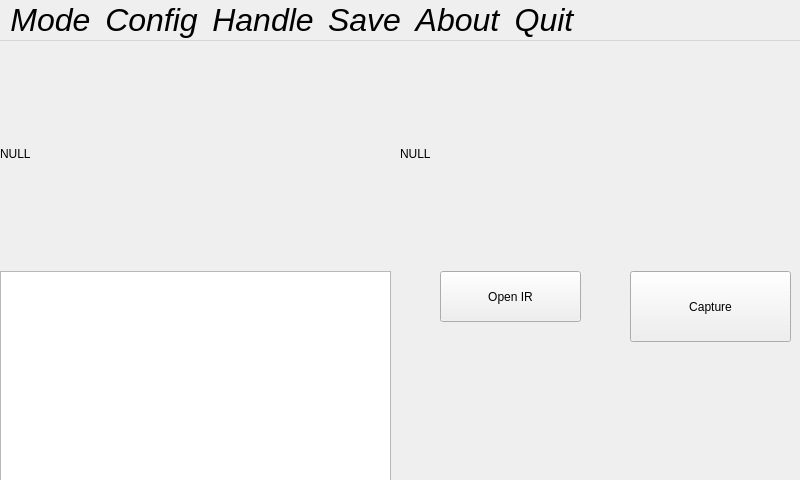
The window that ProgrammableCamera/programmablecamera.ui (XintingXu/ProgrammableCamera) describes before a commit, drawn with Qt 5.
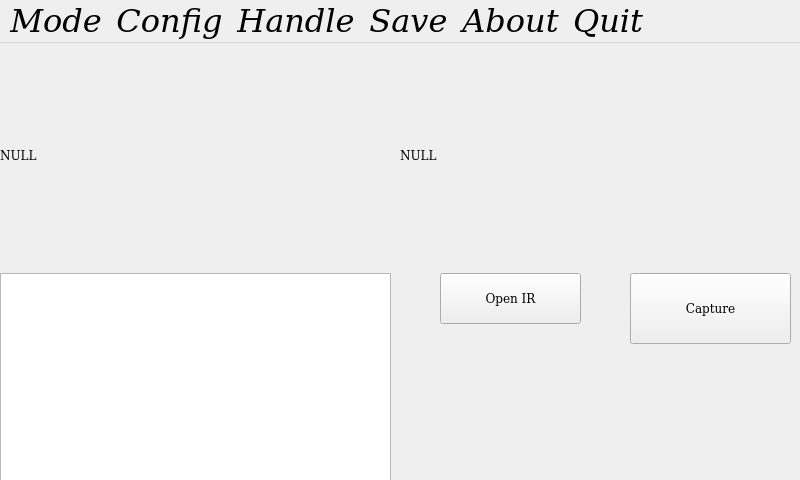
The same window after the commit.

What changed in the file:
```diff
--- a/ProgrammableCamera/programmablecamera.ui
+++ b/ProgrammableCamera/programmablecamera.ui
@@ -44,6 +44,11 @@
       <height>51</height>
      </rect>
     </property>
+    <property name="font">
+     <font>
+      <family>DejaVu Serif</family>
+     </font>
+    </property>
     <property name="text">
      <string>Open IR</string>
     </property>
@@ -57,6 +62,11 @@
       <height>71</height>
      </rect>
     </property>
+    <property name="font">
+     <font>
+      <family>DejaVu Serif</family>
+     </font>
+    </property>
     <property name="text">
      <string>Capture</string>
     </property>
@@ -70,6 +80,11 @@
       <height>211</height>
      </rect>
     </property>
+    <property name="font">
+     <font>
+      <family>DejaVu Serif</family>
+     </font>
+    </property>
    </widget>
    <widget class="QLabel" name="labelCamera1">
     <property name="geometry">
@@ -80,6 +95,11 @@
       <height>225</height>
      </rect>
     </property>
+    <property name="font">
+     <font>
+      <family>DejaVu Serif</family>
+     </font>
+    </property>
     <property name="text">
      <string>NULL</string>
     </property>
@@ -93,6 +113,11 @@
       <height>225</height>
      </rect>
     </property>
+    <property name="font">
+     <font>
+      <family>DejaVu Serif</family>
+     </font>
+    </property>
     <property name="text">
      <string>NULL</string>
     </property>
@@ -121,6 +146,7 @@
    </property>
    <property name="font">
     <font>
+     <family>DejaVu Serif</family>
      <pointsize>24</pointsize>
      <italic>true</italic>
     </font>
@@ -129,6 +155,11 @@
     <cursorShape>BlankCursor</cursorShape>
    </property>
    <widget class="QMenu" name="menuMode">
+    <property name="font">
+     <font>
+      <family>DejaVu Serif</family>
+     </font>
+    </property>
     <property name="title">
      <string>Mode</string>
     </property>
@@ -136,6 +167,11 @@
     <addaction name="actionModeImport"/>
    </widget>
    <widget class="QMenu" name="menuConfig">
+    <property name="font">
+     <font>
+      <family>DejaVu Serif</family>
+     </font>
+    </property>
     <property name="title">
      <string>Config</string>
     </property>
@@ -148,6 +184,11 @@
     <addaction name="actionConfigGamma"/>
    </widget>
    <widget class="QMenu" name="menuHandle">
+    <property name="font">
+     <font>
+      <family>DejaVu Serif</family>
+     </font>
+    </property>
     <property name="title">
      <string>Handle</string>
     </property>
@@ -155,6 +196,11 @@
     <addaction name="actionHandleNo"/>
    </widget>
    <widget class="QMenu" name="menuSave">
+    <property name="font">
+     <font>
+      <family>DejaVu Serif</family>
+     </font>
+    </property>
     <property name="title">
      <string>Save</string>
     </property>
@@ -162,6 +208,11 @@
     <addaction name="actionSaveResult"/>
    </widget>
    <widget class="QMenu" name="menuAbout">
+    <property name="font">
+     <font>
+      <family>DejaVu Serif</family>
+     </font>
+    </property>
     <property name="title">
      <string>About</string>
     </property>
@@ -171,6 +222,11 @@
     <addaction name="actionCleanHandles"/>
    </widget>
    <widget class="QMenu" name="menuQuit">
+    <property name="font">
+     <font>
+      <family>DejaVu Serif</family>
+     </font>
+    </property>
     <property name="title">
      <string>Quit</string>
     </property>
```
Left out of the diff: 47 changed lines with no effect on the pictures.
